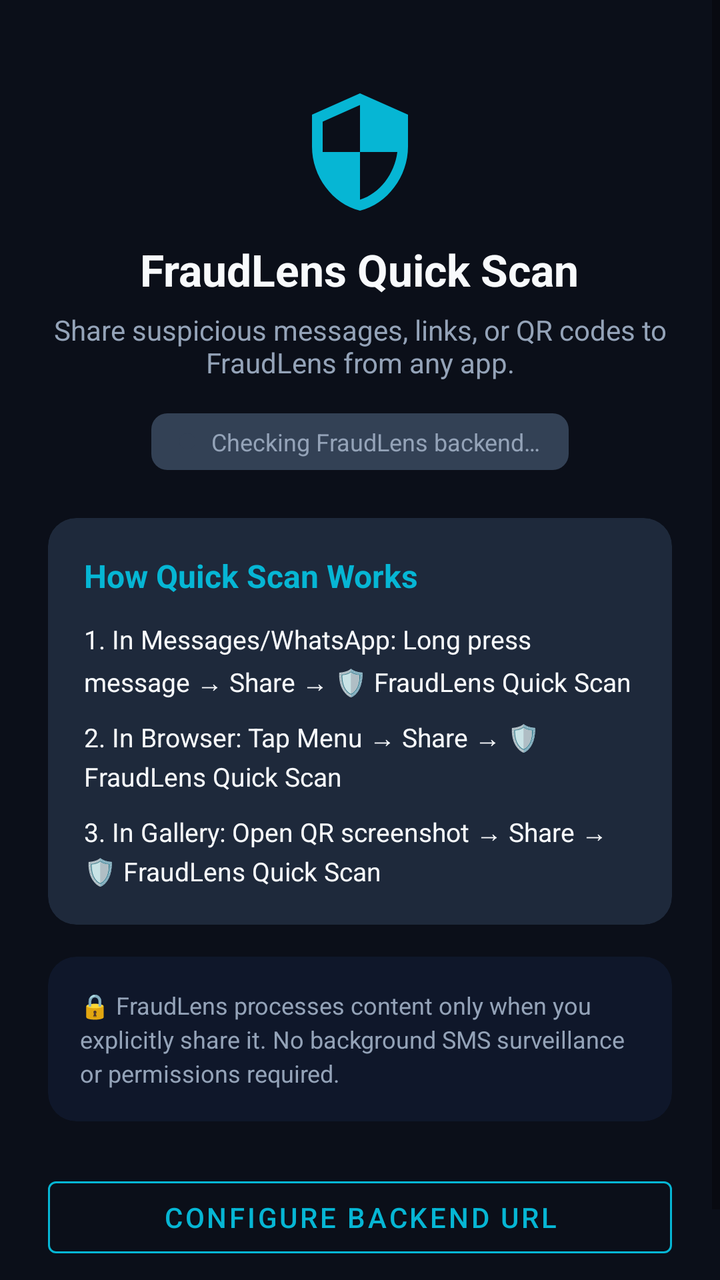
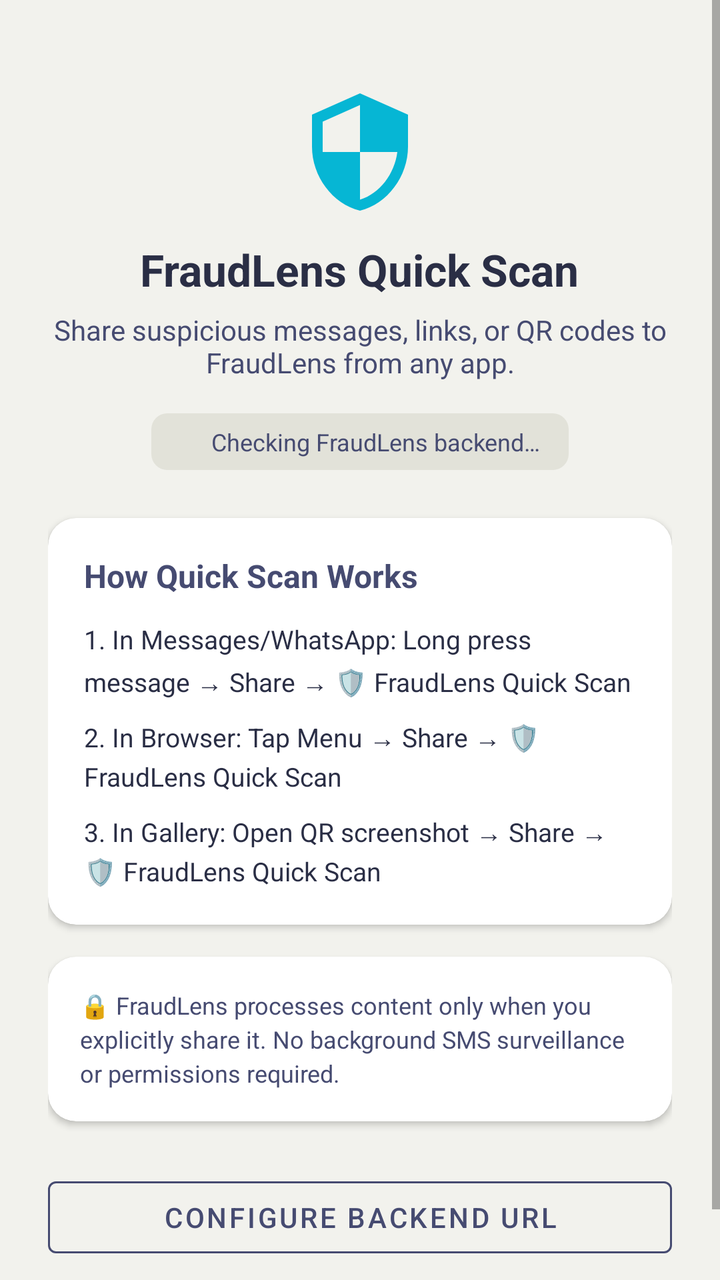

Screens rendered from an Android XML layout before and after an edit, with the pre-edit source and the edit as a unified diff.
<!-- AndroidManifest.xml: activity theme Theme.ScamShield -->
<!-- res/layout/activity_main.xml -->
<?xml version="1.0" encoding="utf-8"?>
<ScrollView xmlns:android="http://schemas.android.com/apk/res/android"
    xmlns:app="http://schemas.android.com/apk/res-auto"
    android:layout_width="match_parent"
    android:layout_height="match_parent"
    android:background="@color/background_dark"
    android:fillViewport="true">

    <LinearLayout
        android:layout_width="match_parent"
        android:layout_height="wrap_content"
        android:orientation="vertical"
        android:padding="24dp">

        
        <ImageView
            android:layout_width="64dp"
            android:layout_height="64dp"
            android:layout_gravity="center_horizontal"
            android:layout_marginTop="20dp"
            android:contentDescription="@string/app_name"
            android:src="@drawable/ic_shield" />

        <TextView
            android:layout_width="wrap_content"
            android:layout_height="wrap_content"
            android:layout_gravity="center_horizontal"
            android:layout_marginTop="12dp"
            android:text="@string/app_name"
            android:textColor="@color/text_primary"
            android:textSize="22sp"
            android:textStyle="bold" />

        <TextView
            android:layout_width="wrap_content"
            android:layout_height="wrap_content"
            android:layout_gravity="center_horizontal"
            android:layout_marginTop="6dp"
            android:gravity="center"
            android:text="@string/home_subtitle"
            android:textColor="@color/text_secondary"
            android:textSize="14sp" />

        
        <LinearLayout
            android:id="@+id/serverStatusLayout"
            android:layout_width="wrap_content"
            android:layout_height="wrap_content"
            android:layout_gravity="center_horizontal"
            android:layout_marginTop="16dp"
            android:background="@drawable/bg_badge"
            android:gravity="center_vertical"
            android:orientation="horizontal"
            android:paddingHorizontal="14dp"
            android:paddingVertical="6dp">

            <View
                android:id="@+id/statusDot"
                android:layout_width="8dp"
                android:layout_height="8dp"
                android:background="@drawable/bg_badge" />

            <TextView
                android:id="@+id/tvServerStatus"
                android:layout_width="wrap_content"
                android:layout_height="wrap_content"
                android:layout_marginStart="8dp"
                android:text="@string/backend_status_checking"
                android:textColor="@color/text_secondary"
                android:textSize="12sp" />
        </LinearLayout>

        
        <androidx.cardview.widget.CardView
            android:layout_width="match_parent"
            android:layout_height="wrap_content"
            android:layout_marginTop="24dp"
            app:cardBackgroundColor="@color/surface_card"
            app:cardCornerRadius="14dp"
            app:cardElevation="0dp">

            <LinearLayout
                android:layout_width="match_parent"
                android:layout_height="wrap_content"
                android:orientation="vertical"
                android:padding="18dp">

                <TextView
                    android:layout_width="wrap_content"
                    android:layout_height="wrap_content"
                    android:text="@string/how_it_works_title"
                    android:textColor="@color/primary"
                    android:textSize="16sp"
                    android:textStyle="bold" />

                <TextView
                    android:layout_width="wrap_content"
                    android:layout_height="wrap_content"
                    android:layout_marginTop="12dp"
                    android:lineSpacingExtra="4dp"
                    android:text="@string/how_it_works_sms"
                    android:textColor="@color/text_primary"
                    android:textSize="13sp" />

                <TextView
                    android:layout_width="wrap_content"
                    android:layout_height="wrap_content"
                    android:layout_marginTop="10dp"
                    android:lineSpacingExtra="4dp"
                    android:text="@string/how_it_works_url"
                    android:textColor="@color/text_primary"
                    android:textSize="13sp" />

                <TextView
                    android:layout_width="wrap_content"
                    android:layout_height="wrap_content"
                    android:layout_marginTop="10dp"
                    android:lineSpacingExtra="4dp"
                    android:text="@string/how_it_works_qr"
                    android:textColor="@color/text_primary"
                    android:textSize="13sp" />

            </LinearLayout>
        </androidx.cardview.widget.CardView>

        
        <androidx.cardview.widget.CardView
            android:layout_width="match_parent"
            android:layout_height="wrap_content"
            android:layout_marginTop="16dp"
            app:cardBackgroundColor="#0F172A"
            app:cardCornerRadius="14dp"
            app:cardElevation="0dp">

            <TextView
                android:layout_width="match_parent"
                android:layout_height="wrap_content"
                android:lineSpacingExtra="3dp"
                android:padding="16dp"
                android:text="@string/privacy_guarantee"
                android:textColor="@color/text_secondary"
                android:textSize="12sp" />
        </androidx.cardview.widget.CardView>

        
        <com.google.android.material.button.MaterialButton
            android:id="@+id/btnConfigureServer"
            style="@style/Widget.MaterialComponents.Button.OutlinedButton"
            android:layout_width="match_parent"
            android:layout_height="wrap_content"
            android:layout_marginTop="24dp"
            android:text="@string/configure_server"
            android:textColor="@color/primary"
            app:strokeColor="@color/primary" />

        <TextView
            android:id="@+id/tvConfiguredUrl"
            android:layout_width="match_parent"
            android:layout_height="wrap_content"
            android:layout_marginTop="6dp"
            android:gravity="center"
            android:textColor="@color/text_muted"
            android:textSize="11sp" />

    </LinearLayout>
</ScrollView>
<!-- resources referenced by this layout -->
<resources>
  <color name="background_dark">#0B0F19</color>
  <color name="primary">#06B6D4</color>
  <color name="surface_card">#1E293B</color>
  <color name="text_muted">#64748B</color>
  <color name="text_primary">#F8FAFC</color>
  <color name="text_secondary">#94A3B8</color>
  <!-- drawable bg_badge (drawable) -->
  <?xml version="1.0" encoding="utf-8"?>
  <shape xmlns:android="http://schemas.android.com/apk/res/android"
      android:shape="rectangle">
      <solid android:color="@color/surface_card_border" />
      <corners android:radius="8dp" />
      <padding
          android:bottom="4dp"
          android:left="10dp"
          android:right="10dp"
          android:top="4dp" />
  </shape>
  <!-- drawable ic_shield (drawable) -->
  <vector xmlns:android="http://schemas.android.com/apk/res/android"
      android:width="48dp"
      android:height="48dp"
      android:viewportWidth="24"
      android:viewportHeight="24">
      <path
          android:fillColor="#06B6D4"
          android:pathData="M12,1L3,5v6c0,5.55 3.84,10.74 9,12c5.16,-1.26 9,-6.45 9,-12V5L12,1zm0,10.99h7c-0.53,4.12 -3.28,7.79 -7,8.94V12H5V6.3l7,-3.11v8.8z" />
  </vector>
  <string name="app_name">FraudLens Quick Scan</string>
  <string name="backend_status_checking">Checking FraudLens backend…</string>
  <string name="configure_server">Configure Backend URL</string>
  <string name="home_subtitle">Share suspicious messages, links, or QR codes to FraudLens from any app.</string>
  <string name="how_it_works_qr">3. In Gallery: Open QR screenshot → Share → 🛡️ FraudLens Quick Scan</string>
  <string name="how_it_works_sms">1. In Messages/WhatsApp: Long press message → Share → 🛡️ FraudLens Quick Scan</string>
  <string name="how_it_works_title">How Quick Scan Works</string>
  <string name="how_it_works_url">2. In Browser: Tap Menu → Share → 🛡️ FraudLens Quick Scan</string>
  <string name="privacy_guarantee">🔒 FraudLens processes content only when you explicitly share it. No background SMS surveillance or permissions required.</string>
  <style name="Theme.ScamShield" parent="Theme.MaterialComponents.DayNight.NoActionBar">
          <item name="colorPrimary">@color/primary</item>
          <item name="colorPrimaryVariant">@color/primary_variant</item>
          <item name="colorOnPrimary">@color/on_primary</item>
          <item name="android:windowBackground">@color/background_dark</item>
          <item name="android:statusBarColor">@color/background_dark</item>
          <item name="android:navigationBarColor">@color/background_dark</item>
      </style>
  <color name="surface_card_border">#334155</color>
  <color name="primary_variant">#0891B2</color>
  <color name="on_primary">#0F172A</color>
</resources>

<!-- the commit's change to res/layout/activity_main.xml (unified diff, before → after) -->
@@ -77,7 +77,7 @@
             android:layout_marginTop="24dp"
             app:cardBackgroundColor="@color/surface_card"
             app:cardCornerRadius="14dp"
-            app:cardElevation="0dp">
+            app:cardElevation="2dp">
 
             <LinearLayout
                 android:layout_width="match_parent"
@@ -128,9 +128,9 @@
             android:layout_width="match_parent"
             android:layout_height="wrap_content"
             android:layout_marginTop="16dp"
-            app:cardBackgroundColor="#0F172A"
+            app:cardBackgroundColor="@color/surface_card"
             app:cardCornerRadius="14dp"
-            app:cardElevation="0dp">
+            app:cardElevation="2dp">
 
             <TextView
                 android:layout_width="match_parent"
<!-- resource entries referenced after the edit -->
@@ -1,11 +1,11 @@
 <!-- resources referenced by this layout -->
 <resources>
-  <color name="background_dark">#0B0F19</color>
-  <color name="primary">#06B6D4</color>
-  <color name="surface_card">#1E293B</color>
+  <color name="background_dark">#F2F2ED</color>
+  <color name="primary">#464B71</color>
+  <color name="surface_card">#FFFFFF</color>
   <color name="text_muted">#64748B</color>
-  <color name="text_primary">#F8FAFC</color>
-  <color name="text_secondary">#94A3B8</color>
+  <color name="text_primary">#2A2E45</color>
+  <color name="text_secondary">#464B71</color>
   <!-- drawable bg_badge (drawable) -->
   <?xml version="1.0" encoding="utf-8"?>
   <shape xmlns:android="http://schemas.android.com/apk/res/android"
@@ -44,9 +44,10 @@
           <item name="android:windowBackground">@color/background_dark</item>
           <item name="android:statusBarColor">@color/background_dark</item>
           <item name="android:navigationBarColor">@color/background_dark</item>
+          <item name="android:windowLightStatusBar">true</item>
       </style>
-  <color name="surface_card_border">#334155</color>
-  <color name="primary_variant">#0891B2</color>
-  <color name="on_primary">#0F172A</color>
+  <color name="surface_card_border">#E2E2D9</color>
+  <color name="primary_variant">#363A58</color>
+  <color name="on_primary">#FFFFFF</color>
 </resources>
 
